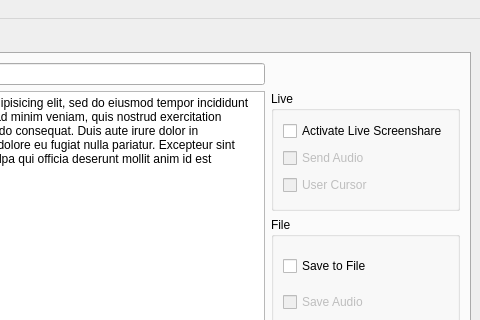
This is screenshare-client/mainwindow.ui in JohannBo/Hermodr-Presesenter as Qt 5 draws it before an edit; both pictures show x 320 to 800 and y 0 to 320 of the 800 by 588 pixel window. The edited form follows.
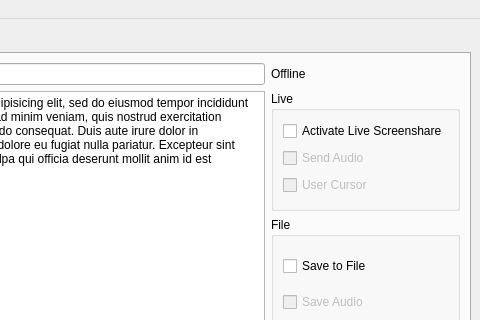
This is the edited form.

Commit message: added timer for screenshots

```diff
--- a/screenshare-client/mainwindow.ui
+++ b/screenshare-client/mainwindow.ui
@@ -148,6 +148,13 @@
           </property>
          </widget>
         </item>
+        <item row="0" column="2">
+         <widget class="QLabel" name="label_WSStatus">
+          <property name="text">
+           <string>Offline</string>
+          </property>
+         </widget>
+        </item>
        </layout>
       </widget>
       <widget class="QWidget" name="tab_2">
```
The commit also changes 2 other files.
